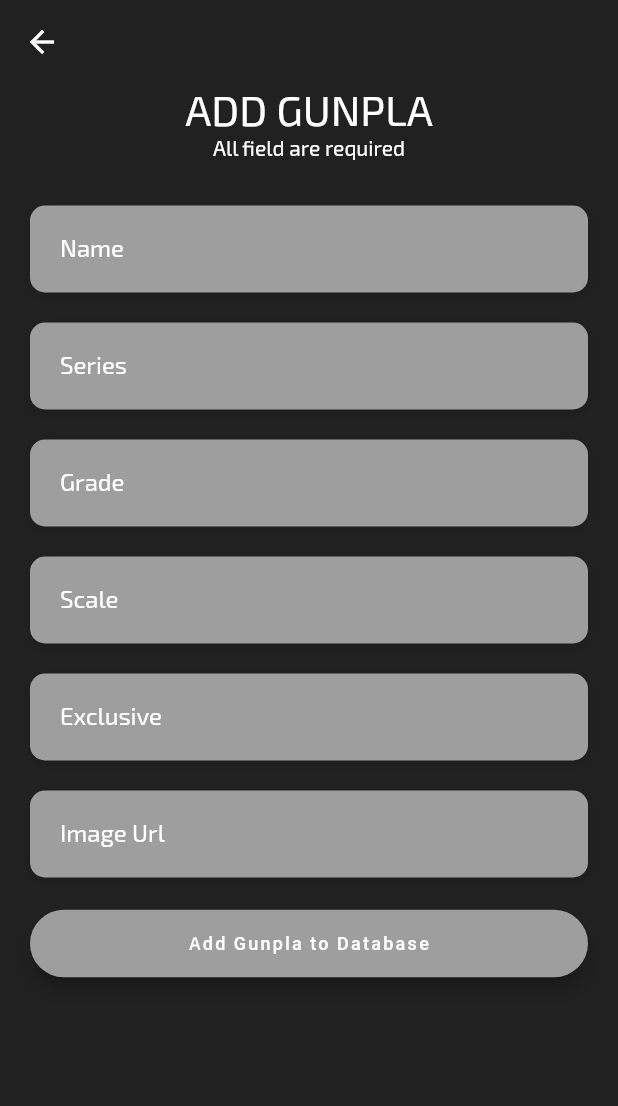
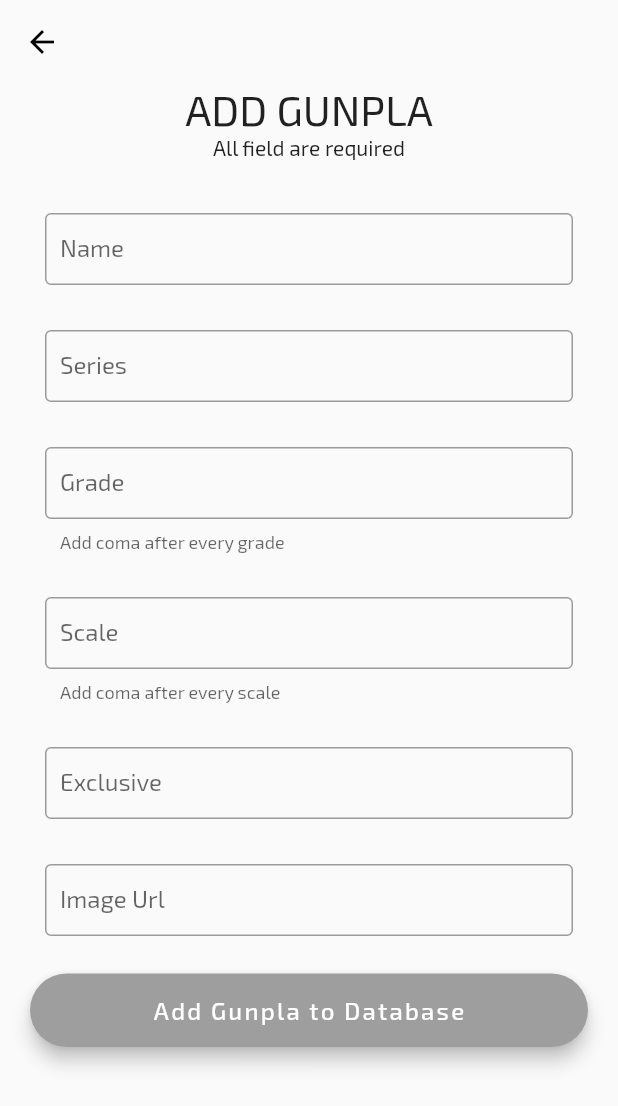
Before and after one commit to randycarrero/Gunpla_database, a Flutter app: the AddGunplaScreen screen opened directly, on a phone screen of 412 x 824 dp. Shown: the top 1106 px of the screen. Run offline on Flutter 3.47's test engine with Material 2 defaults, Android fonts, the phone set to English and light mode, and no system bars; our stand-ins replace ant_icons, cloud_firestore, firebase_auth, firebase_core, google_fonts; accounts and stored records are empty.

Commit message:
Color Scheme changed

```diff
--- a/lib/pages/add_gunpla_screen.dart
+++ b/lib/pages/add_gunpla_screen.dart
@@ -45,10 +45,12 @@ class _AddGunplaScreenState extends State<AddGunplaScreen> {
   Widget build(BuildContext context) {
     return Scaffold(
         appBar: AppBar(
+          iconTheme: IconThemeData(
+            color: Colors.black,
+          ),
           backgroundColor: Colors.transparent,
           elevation: 0,
         ),
-        backgroundColor: Colors.grey.shade900,
         body: Container(
           margin: EdgeInsets.symmetric(horizontal: 20),
           child: Form(
@@ -57,12 +59,12 @@ class _AddGunplaScreenState extends State<AddGunplaScreen> {
               children: [
                 Text(
                   "ADD GUNPLA",
-                  style: TextStyle(color: Colors.white, fontSize: 28),
+                  style: TextStyle(fontSize: 28),
                   textAlign: TextAlign.center,
                 ),
                 Text(
                   "All field are required",
-                  style: TextStyle(color: Colors.white, fontSize: 14),
+                  style: TextStyle(fontSize: 14),
                   textAlign: TextAlign.center,
                 ),
                 SizedBox(
@@ -70,14 +72,12 @@ class _AddGunplaScreenState extends State<AddGunplaScreen> {
                 ),
                 Container(
                   padding: EdgeInsets.symmetric(horizontal: 10, vertical: 5),
-                  decoration: kBoxDecorationStyle,
                   child: TextFormField(
-                    style: TextStyle(color: Colors.white),
                     decoration: InputDecoration(
                       contentPadding: EdgeInsets.symmetric(horizontal: 10),
                       labelText: "Name",
-                        labelStyle: TextStyle(color: Colors.white),
-                        border: InputBorder.none),
+                      border: OutlineInputBorder(),
+                    ),
                     controller: nameController,
                     validator: (value) {
                       if (value == null || value.isEmpty) {
@@ -92,14 +92,12 @@ class _AddGunplaScreenState extends State<AddGunplaScreen> {
                 ),
                 Container(
                   padding: EdgeInsets.symmetric(horizontal: 10, vertical: 5),
-                  decoration: kBoxDecorationStyle,
                   child: TextFormField(
-                    style: TextStyle(color: Colors.white),
                     decoration: InputDecoration(
                       contentPadding: EdgeInsets.symmetric(horizontal: 10),
                       labelText: "Series",
-                        labelStyle: TextStyle(color: Colors.white),
-                        border: InputBorder.none),
+                      border: OutlineInputBorder(),
+                    ),
                     controller: seriesController,
                     validator: (value) {
                       if (value == null || value.isEmpty) {
@@ -114,14 +112,13 @@ class _AddGunplaScreenState extends State<AddGunplaScreen> {
                 ),
                 Container(
                   padding: EdgeInsets.symmetric(horizontal: 10, vertical: 5),
-                  decoration: kBoxDecorationStyle,
                   child: TextFormField(
-                    style: TextStyle(color: Colors.white),
                     decoration: InputDecoration(
                       contentPadding: EdgeInsets.symmetric(horizontal: 10),
                       labelText: "Grade",
-                        labelStyle: TextStyle(color: Colors.white),
-                        border: InputBorder.none),
+                      helperText: "Add coma after every grade",
+                      border: OutlineInputBorder(),
+                    ),
                     controller: gradeController,
                     validator: (value) {
                       if (value == null || value.isEmpty) {
@@ -136,14 +133,13 @@ class _AddGunplaScreenState extends State<AddGunplaScreen> {
                 ),
                 Container(
                   padding: EdgeInsets.symmetric(horizontal: 10, vertical: 5),
-                  decoration: kBoxDecorationStyle,
                   child: TextFormField(
-                    style: TextStyle(color: Colors.white),
                     decoration: InputDecoration(
                       contentPadding: EdgeInsets.symmetric(horizontal: 10),
                       labelText: "Scale",
-                        labelStyle: TextStyle(color: Colors.white),
-                        border: InputBorder.none),
+                      helperText: "Add coma after every scale",
+                      border: OutlineInputBorder(),
+                    ),
                     controller: scaleController,
                     validator: (value) {
                       if (value == null || value.isEmpty) {
@@ -158,14 +154,12 @@ class _AddGunplaScreenState extends State<AddGunplaScreen> {
                 ),
                 Container(
                   padding: EdgeInsets.symmetric(horizontal: 10, vertical: 5),
-                  decoration: kBoxDecorationStyle,
                   child: TextFormField(
-                    style: TextStyle(color: Colors.white),
                     decoration: InputDecoration(
                       contentPadding: EdgeInsets.symmetric(horizontal: 10),
                       labelText: "Exclusive",
-                        labelStyle: TextStyle(color: Colors.white),
-                        border: InputBorder.none),
+                      border: OutlineInputBorder(),
+                    ),
                     controller: exclusiveController,
                     validator: (value) {
                       if (value == null || value.isEmpty) {
@@ -180,14 +174,12 @@ class _AddGunplaScreenState extends State<AddGunplaScreen> {
                 ),
                 Container(
                   padding: EdgeInsets.symmetric(horizontal: 10, vertical: 5),
-                  decoration: kBoxDecorationStyle,
                   child: TextFormField(
-                    style: TextStyle(color: Colors.white),
                     decoration: InputDecoration(
                       contentPadding: EdgeInsets.symmetric(horizontal: 10),
                       labelText: "Image Url",
-                        labelStyle: TextStyle(color: Colors.white),
-                        border: InputBorder.none),
+                      border: OutlineInputBorder(),
+                    ),
                     controller: imageUrlController,
                     validator: (value) {
                       if (value == null || value.isEmpty) {
@@ -218,10 +210,8 @@ class _AddGunplaScreenState extends State<AddGunplaScreen> {
                     child: Text(
                       'Add Gunpla to Database',
                       style: TextStyle(
-                        color: Colors.white,
                         letterSpacing: 1.5,
-                        fontSize: 12.0,
-                        fontFamily: 'OpenSans',
+                        fontSize: 16.0,
                       ),
                     ),
                   ),
```
Lines whose indentation alone changed are shown as unchanged.
